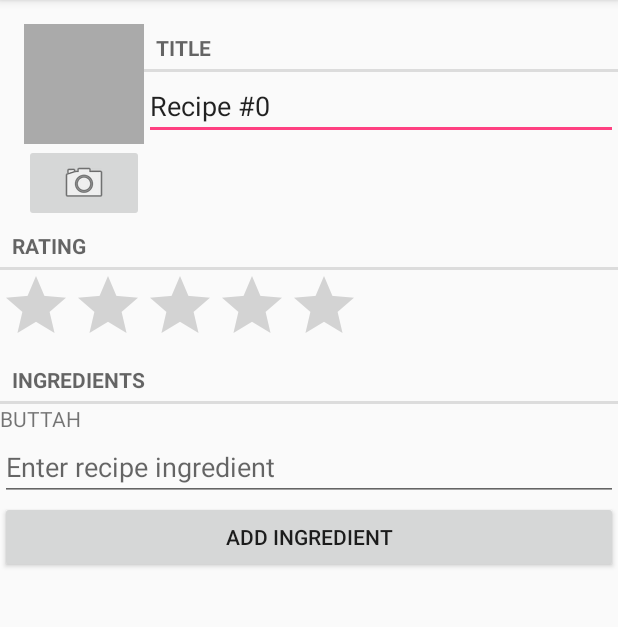
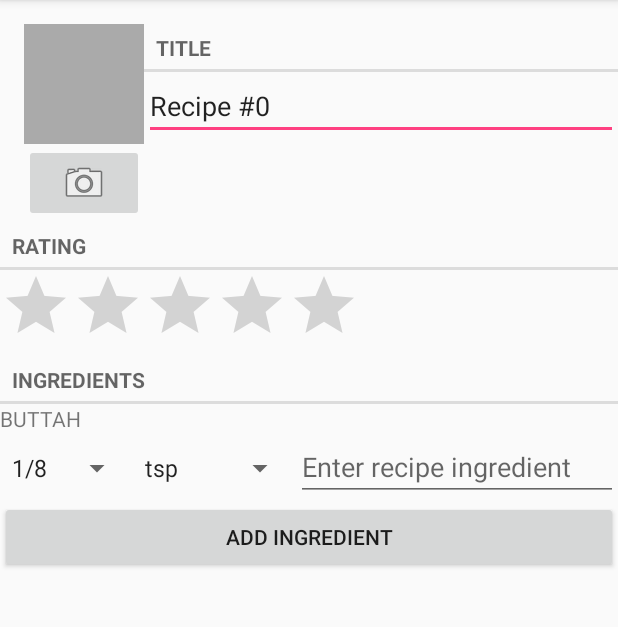
Before and after one commit to bennetthanna/CookBook, an Android app: the RecipeFragment screen opened directly, with no data from a screen before it, on a phone screen of 412 x 824 dp, the part 84-711 px from its top. Run offline under Robolectric (Android 15) with nearby library versions, the phone set to English and light mode, and no system bars.

Commit message:
Create spinners next to ingredient for quantity and measurement

```diff
--- a/app/src/main/java/com/hannabennett/cookbook/RecipeFragment.java
+++ b/app/src/main/java/com/hannabennett/cookbook/RecipeFragment.java
@@ -7,6 +7,7 @@ import android.text.TextWatcher;
 import android.view.LayoutInflater;
 import android.view.View;
 import android.view.ViewGroup;
+import android.widget.ArrayAdapter;
 import android.widget.Button;
 import android.widget.EditText;
 import android.widget.ImageButton;
@@ -14,6 +15,7 @@ import android.widget.ImageView;
 import android.widget.LinearLayout;
 import android.widget.LinearLayout.LayoutParams;
 import android.widget.RatingBar;
+import android.widget.Spinner;
 import android.widget.TextView;
 import android.widget.Toast;
 
@@ -34,6 +36,8 @@ public class RecipeFragment extends Fragment {
     private Button mAddIngredientButton;
     private ImageButton mPhotoButton;
     private ImageView mPhotoView;
+    private Spinner mIngredientMeasurementSpinner;
+    private Spinner mIngredientQuantitySpinner;
 
     public static RecipeFragment newInstance(UUID recipeId) {
         Bundle args = new Bundle();
@@ -84,6 +88,19 @@ public class RecipeFragment extends Fragment {
                 mLayout.addView(createNewTextView(ingredient));
             }
         }
+
+        mIngredientQuantitySpinner = (Spinner) view.findViewById(R.id.ingredient_quantity);
+        ArrayAdapter<CharSequence> fractionAdapter = ArrayAdapter.createFromResource(getActivity(),
+                R.array.fractions_array, android.R.layout.simple_spinner_item);
+        fractionAdapter.setDropDownViewResource(android.R.layout.simple_spinner_dropdown_item);
+        mIngredientQuantitySpinner.setAdapter(fractionAdapter);
+
+        mIngredientMeasurementSpinner = (Spinner) view.findViewById(R.id.ingredient_measurement);
+        ArrayAdapter<CharSequence> measurementAdapter = ArrayAdapter.createFromResource(getActivity(),
+                R.array.measurement_array, android.R.layout.simple_spinner_item);
+        measurementAdapter.setDropDownViewResource(android.R.layout.simple_spinner_dropdown_item);
+        mIngredientMeasurementSpinner.setAdapter(measurementAdapter);
+
         mIngredientField = (EditText) view.findViewById(R.id.recipe_ingredient_edit_text);
         mAddIngredientButton = (Button) view.findViewById(R.id.recipe_add_ingredient);
         mAddIngredientButton.setOnClickListener(new View.OnClickListener() {
--- a/app/src/main/res/layout/fragment_recipe.xml
+++ b/app/src/main/res/layout/fragment_recipe.xml
@@ -88,12 +88,31 @@
         android:id="@+id/layout">
     </LinearLayout>
 
-    <EditText
-        android:id="@+id/recipe_ingredient_edit_text"
+    <LinearLayout
+        android:orientation="horizontal"
         android:layout_width="match_parent"
-        android:layout_height="wrap_content"
-        android:hint="@string/recipe_ingredient_hint"
-        />
+        android:layout_height="wrap_content" >
+
+        <Spinner
+            android:id="@+id/ingredient_quantity"
+            android:layout_width="wrap_content"
+            android:layout_height="wrap_content" >
+        </Spinner>
+
+        <Spinner
+            android:id="@+id/ingredient_measurement"
+            android:layout_width="wrap_content"
+            android:layout_height="wrap_content" >
+        </Spinner>
+
+        <EditText
+            android:id="@+id/recipe_ingredient_edit_text"
+            android:layout_width="match_parent"
+            android:layout_height="wrap_content"
+            android:hint="@string/recipe_ingredient_hint"
+            />
+
+    </LinearLayout>
 
     <Button
         android:id="@+id/recipe_add_ingredient"
--- a/app/src/main/res/values/strings.xml
+++ b/app/src/main/res/values/strings.xml
@@ -8,4 +8,20 @@
     <string name="recipe_ingredients_label">Ingredients</string>
     <string name="recipe_add_ingredient">Add Ingredient</string>
     <string name="recipe_ingredient_hint">Enter recipe ingredient</string>
+    <string-array name="fractions_array">
+        <item>1/8</item>
+        <item>1/4</item>
+        <item>1/2</item>
+        <item>3/4</item>
+        <item>1</item>
+    </string-array>
+    <string-array name="measurement_array">
+        <item>tsp</item>
+        <item>tbsp</item>
+        <item>cup</item>
+        <item>ounce</item>
+        <item>pound</item>
+        <item>ml</item>
+        <item>liter</item>
+    </string-array>
 </resources>
```
